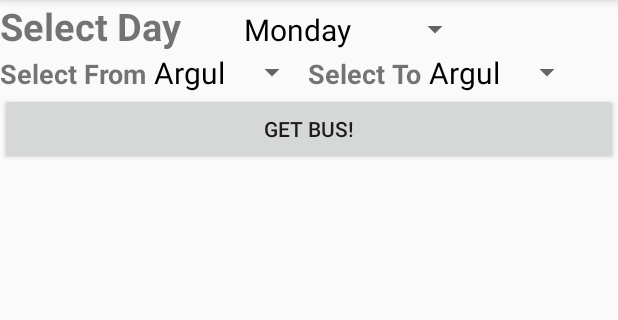
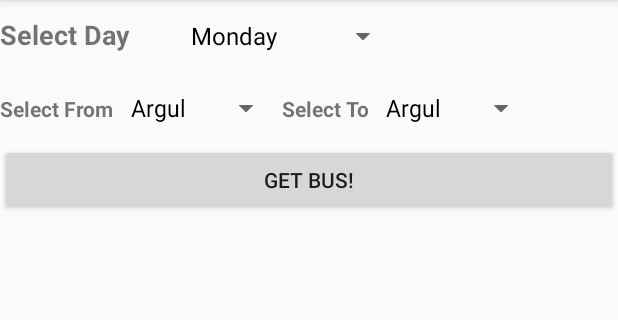
Before and after one commit to prakharag28597/FireBase1, an Android app: the MainActivity screen opened directly, with no data from a screen before it, on a phone screen of 412 x 824 dp, the part 84-404 px from its top. Run offline under Robolectric (Android 15) with nearby library versions, the phone set to English and light mode, and no system bars; our stand-ins replace Firebase (no records; nobody signed in at launch, a user with empty details on screens opened directly).

Commit message:
spinners and text size updated

```diff
--- a/app/src/main/java/prakhar/firebase1/MainActivity.java
+++ b/app/src/main/java/prakhar/firebase1/MainActivity.java
@@ -34,19 +34,19 @@ public class MainActivity extends AppCompatActivity {
 
         final Spinner spinner_day = (Spinner)findViewById(R.id.spinner_day);
         ArrayAdapter<CharSequence> day_adapter = ArrayAdapter.createFromResource(
-                this, R.array.day_array, R.layout.spinner_layout);
+                this, R.array.day_array, android.R.layout.simple_spinner_dropdown_item);
         day_adapter.setDropDownViewResource(R.layout.spinner_layout);
         spinner_day.setAdapter(day_adapter);
 
         spinner_from = (Spinner)findViewById(R.id.spinner_from);
         ArrayAdapter<CharSequence> from_adapter = ArrayAdapter.createFromResource(
-                this, R.array.to_array, R.layout.spinner_layout);
+                this, R.array.to_array, android.R.layout.simple_spinner_dropdown_item);
         from_adapter.setDropDownViewResource(R.layout.spinner_layout);
         spinner_from.setAdapter(from_adapter);
 
         spinner_to = (Spinner)findViewById(R.id.spinner_to);
         ArrayAdapter<CharSequence> to_adapter = ArrayAdapter.createFromResource(
-                this, R.array.from_array, R.layout.spinner_layout);
+                this, R.array.from_array,android.R.layout.simple_spinner_dropdown_item);
         to_adapter.setDropDownViewResource(R.layout.spinner_layout);
         spinner_to.setAdapter(to_adapter);
 
--- a/app/src/main/res/layout/bus.xml
+++ b/app/src/main/res/layout/bus.xml
@@ -13,7 +13,7 @@
             android:text="Select Day       "
             android:layout_width="match_parent"
             android:layout_height="wrap_content"
-            android:textSize="25dp"
+            android:textSize="18dp"
             android:textStyle="normal|bold"
             android:textAllCaps="false" />
         <Spinner
@@ -30,7 +30,7 @@
             android:text="Select From "
             android:layout_width="match_parent"
             android:layout_height="wrap_content"
-            android:textSize="18dp"
+            android:textSize="14dp"
             android:textStyle="normal|bold"
             android:textAllCaps="false" />
         <Spinner
@@ -41,7 +41,7 @@
             android:text="Select To "
             android:layout_width="match_parent"
             android:layout_height="wrap_content"
-            android:textSize="18dp"
+            android:textSize="14dp"
             android:textStyle="normal|bold"
             android:textAllCaps="false" />
         <Spinner
--- a/app/src/main/res/layout/spinner_layout.xml
+++ b/app/src/main/res/layout/spinner_layout.xml
@@ -4,5 +4,5 @@
     android:layout_width="fill_parent"
     android:layout_height="wrap_content"
     android:textColor="#000000"
-    android:textSize="20dp"
+    android:textSize="18dp"
     />
```
